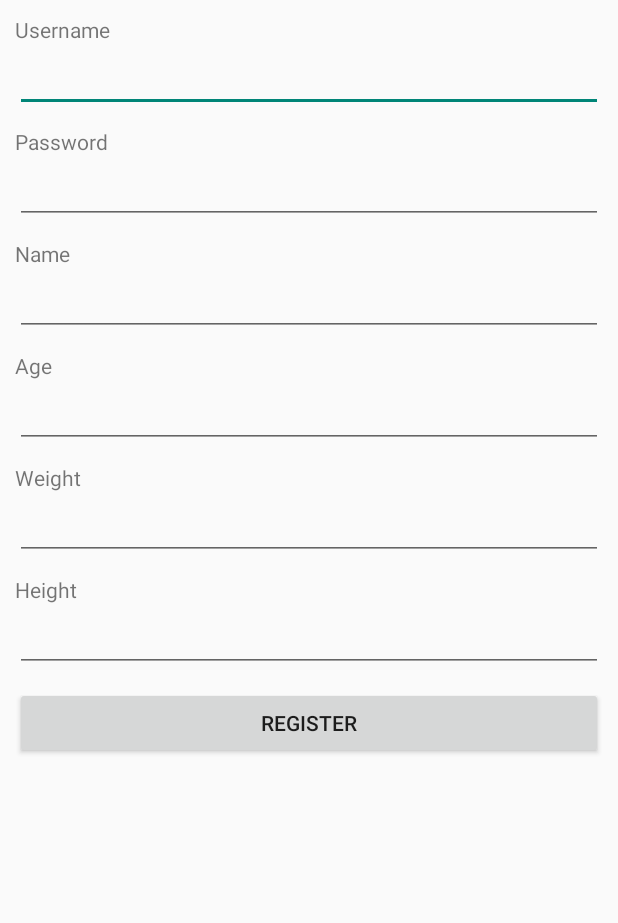
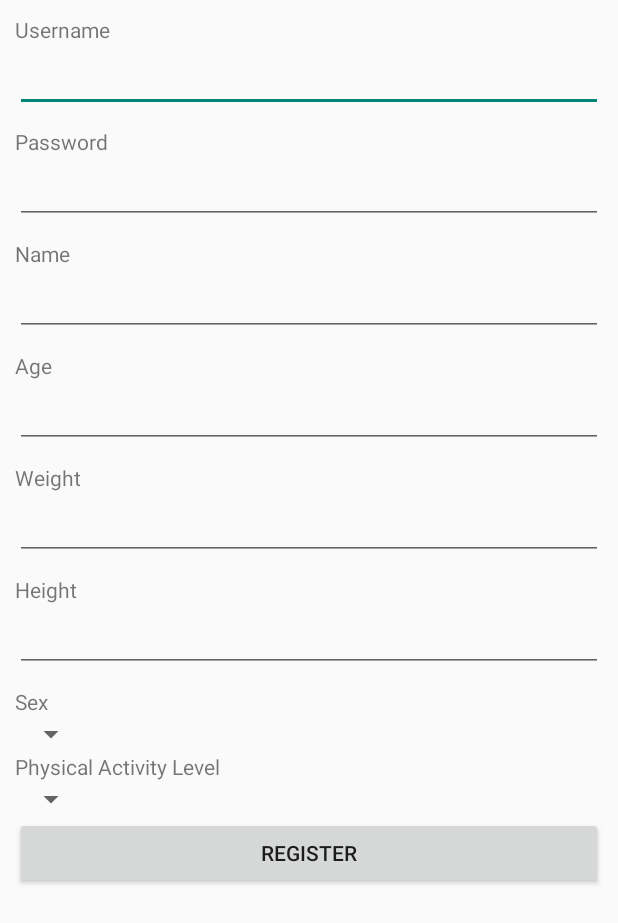
Before and after one commit to aaronlam100/NutriX, an Android app: the RegisterActivity screen opened directly, with no data from a screen before it, on a phone screen of 412 x 824 dp. Shown: the top 923 px of the screen. Run offline under Robolectric (Android 15) with nearby library versions, the phone set to English and light mode, and no system bars.

Commit message:
Added spinners for sex and phys act level

```diff
--- a/app/src/main/res/layout/activity_register.xml
+++ b/app/src/main/res/layout/activity_register.xml
@@ -77,6 +77,27 @@
         android:layout_height="wrap_content"
         android:inputType="number" />
 
+    <TextView
+        android:text="Sex"
+        android:layout_width="wrap_content"
+        android:layout_height="wrap_content" />
+
+
+    <Spinner
+        android:id="@+id/sex"
+        android:layout_width="wrap_content"
+        android:layout_height="wrap_content" />
+
+    <TextView
+        android:text="Physical Activity Level"
+        android:layout_width="wrap_content"
+        android:layout_height="wrap_content" />
+
+    <Spinner
+        android:id="@+id/physact"
+        android:layout_width="wrap_content"
+        android:layout_height="wrap_content" />
+
     <Button
         android:id="@+id/bRegister"
         android:layout_width="match_parent"
--- a/app/src/main/res/values/strings.xml
+++ b/app/src/main/res/values/strings.xml
@@ -16,4 +16,8 @@
     <string name="title_activity_searchable">SearchableActivity</string>
     <string name="title_activity_profile">ProfileActivity</string>
     <string name="title_activity_settings">SettingsActivity</string>
+    <string-array name="sex">
+        <item>M</item>
+        <item>F</item>
+    </string-array>
 </resources>
```
Also changed, not shown: 1 other file.
